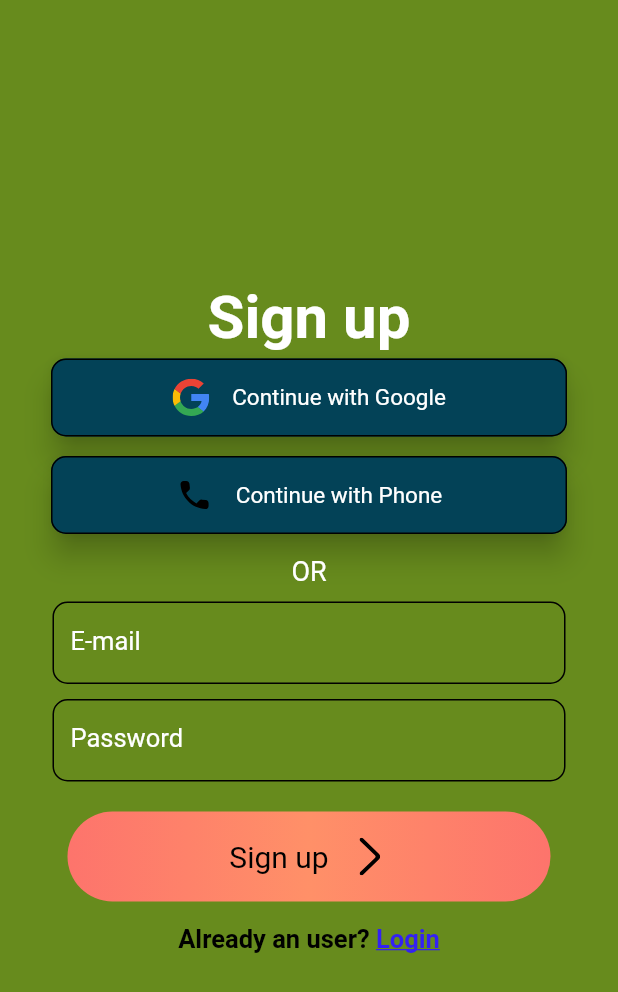
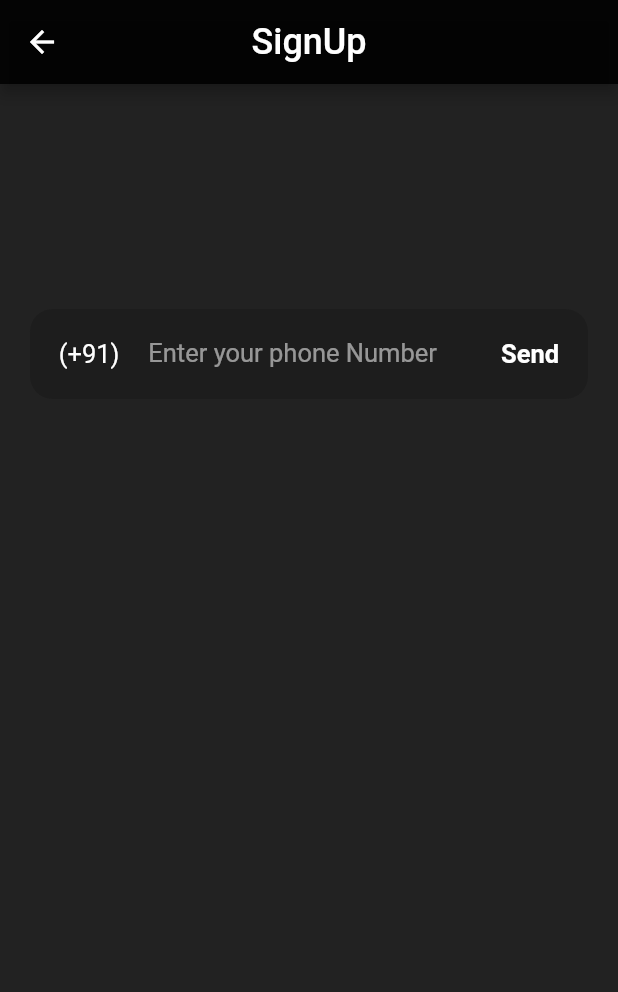
Before and after one commit to yuvraj-jangid/Flutter-Task-Manager-App, a Flutter app: the screen it shows after launch, after a tap on "Continue with Phone", on a phone screen of 412 x 824 dp. Shown: the top 992 px of the screen. Run offline on Flutter 3.47's test engine with Material 2 defaults, Android fonts, the light colour scheme and no system bars; our stand-ins replace firebase_auth, firebase_core, flutter_secure_storage, flutter_svg, google_sign_in; accounts and stored records are empty.

Commit message:
setting PhoneAuthPage

```diff
--- /dev/null
+++ b/lib/pages/PhoneAuthPage.dart
@@ -0,0 +1,77 @@
+import 'package:flutter/material.dart';
+
+class PhoneAuthPage extends StatefulWidget {
+  const PhoneAuthPage({super.key});
+
+  @override
+  State<PhoneAuthPage> createState() => _PhoneAuthPageState();
+}
+
+class _PhoneAuthPageState extends State<PhoneAuthPage> {
+  @override
+  Widget build(BuildContext context) {
+    return Scaffold(
+      backgroundColor: Colors.black87,
+      appBar: AppBar(
+        backgroundColor: Colors.black87,
+        title: Text(
+          "SignUp",
+          style: TextStyle(color: Colors.white, fontSize: 24),
+        ),
+        centerTitle: true,
+      ),
+      body: Container(
+        height: MediaQuery.of(context).size.height,
+        width: MediaQuery.of(context).size.width,
+        child: SingleChildScrollView(
+          child: Column(
+            children: [
+              SizedBox(
+                height: 150,
+              ),
+              textField(),
+            ],
+          ),
+        ),
+      ),
+    );
+  }
+
+  Widget textField() {
+    return Container(
+      width: MediaQuery.of(context).size.width - 40,
+      height: 60,
+      decoration: BoxDecoration(
+        color: Color(0xff1d1d1d),
+        borderRadius: BorderRadius.circular(15),
+      ),
+      child: TextFormField(
+        decoration: InputDecoration(
+          border: InputBorder.none,
+          hintText: "Enter your phone Number",
+          hintStyle: TextStyle(color: Colors.white54, fontSize: 17),
+          contentPadding:
+              const EdgeInsets.symmetric(vertical: 19, horizontal: 8),
+          prefixIcon: Padding(
+            padding: const EdgeInsets.symmetric(vertical: 14, horizontal: 15),
+            child: Text(
+              " (+91) ",
+              style: TextStyle(color: Colors.white, fontSize: 17),
+            ),
+          ),
+          suffixIcon: Padding(
+            padding: const EdgeInsets.symmetric(vertical: 20, horizontal: 15),
+            child: Text(
+              " Send ",
+              style: TextStyle(
+                color: Colors.white,
+                fontSize: 17,
+                fontWeight: FontWeight.bold,
+              ),
+            ),
+          ),
+        ),
+      ),
+    );
+  }
+}
--- a/lib/pages/signup_page.dart
+++ b/lib/pages/signup_page.dart
@@ -6,6 +6,7 @@ import 'package:flutter_svg/flutter_svg.dart';
 import 'package:firebase_auth/firebase_auth.dart' as firebase_auth;
 import 'package:task_manager_app/Service/Auth_Service.dart';
 import 'package:task_manager_app/pages/HomePage.dart';
+import 'package:task_manager_app/pages/PhoneAuthPage.dart';
 import 'package:task_manager_app/pages/signin_page.dart';
 
 class SignupPage extends StatefulWidget {
@@ -49,7 +50,10 @@ class _MyWidgetState extends State<SignupPage> {
               const SizedBox(
                 height: 5,
               ),
-              buttonItem("assets/phone.svg", "Continue with Phone", 25,(){}),
+              buttonItem("assets/phone.svg", "Continue with Phone", 25, () {
+                Navigator.push(context,
+                    MaterialPageRoute(builder: (builder) => PhoneAuthPage()));
+              }),
               const SizedBox(
                 height: 10,
               ),
@@ -110,7 +114,7 @@ class _MyWidgetState extends State<SignupPage> {
   Widget buttonItem(
       String imagepath, String buttonName, double size, VoidCallback onTap) {
     return InkWell(
-      onTap: onTap ,
+      onTap: onTap,
       child: Container(
         width: MediaQuery.of(context).size.width - 60,
         height: 60,
```
